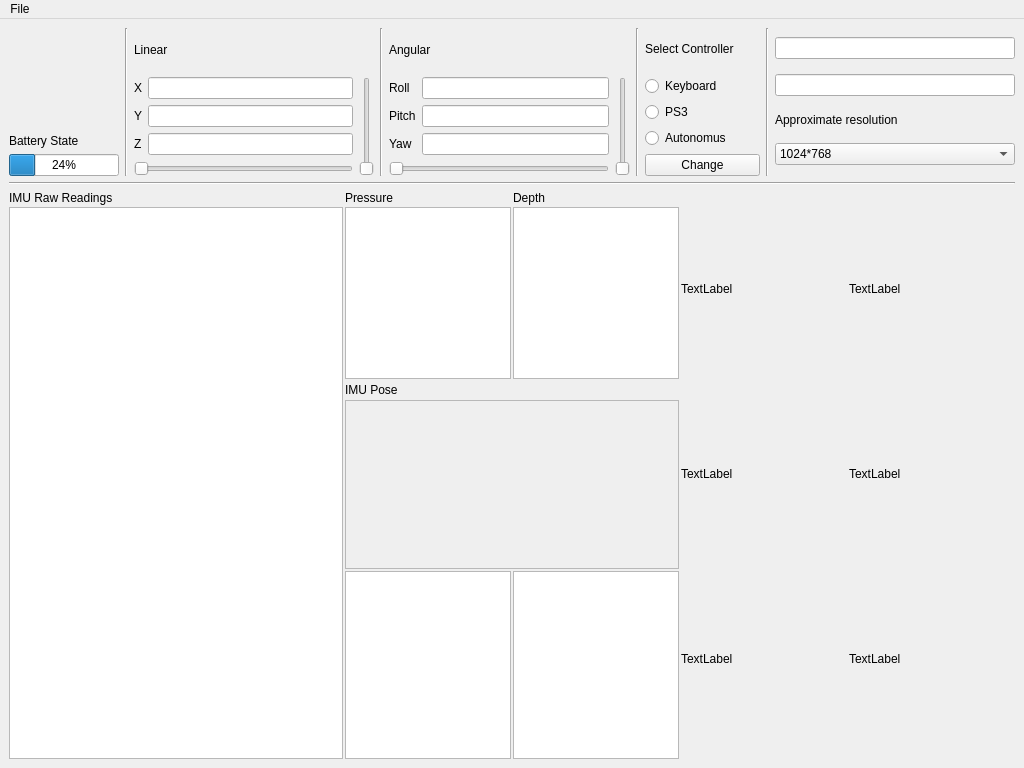
This is UI/QT design/Resizable tentative 1.ui in mcgill-robotics-archive/auv-2014 as Qt 5 draws it before an edit. The edited form follows.
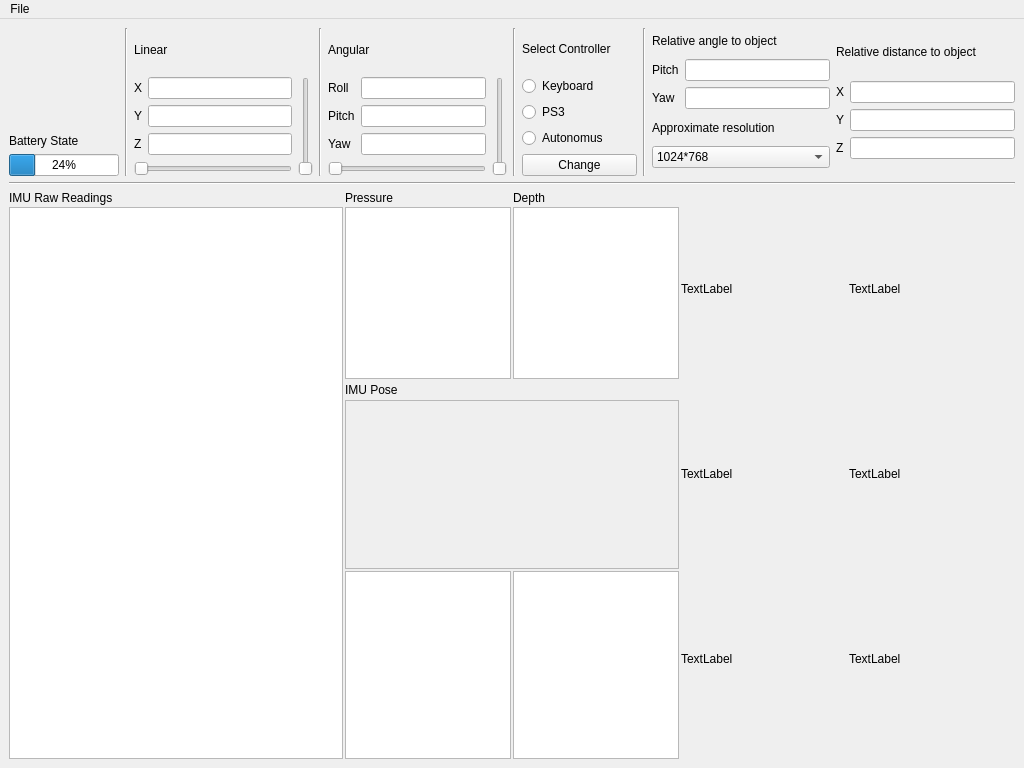
This is the edited form. Icons and pictures are not drawn. Custom widgets are drawn as their Qt base class.

Commit message: added relative distance/angle info from cv

```diff
--- a/UI/QT design/Resizable tentative 1.ui
+++ b/UI/QT design/Resizable tentative 1.ui
@@ -618,10 +618,41 @@
         <item>
          <layout class="QVBoxLayout" name="cv_data">
           <item>
-           <widget class="QLineEdit" name="lineEdit_2"/>
+           <widget class="QLabel" name="label_6">
+            <property name="maximumSize">
+             <size>
+              <width>16777215</width>
+              <height>17</height>
+             </size>
+            </property>
+            <property name="text">
+             <string>Relative angle to object</string>
+            </property>
+           </widget>
           </item>
           <item>
-           <widget class="QLineEdit" name="lineEdit"/>
+           <layout class="QGridLayout" name="gridLayout_3">
+            <item row="0" column="1">
+             <widget class="QLineEdit" name="cv_rel_pitch"/>
+            </item>
+            <item row="1" column="1">
+             <widget class="QLineEdit" name="cv_rel_yaw"/>
+            </item>
+            <item row="1" column="0">
+             <widget class="QLabel" name="label_20">
+              <property name="text">
+               <string>Yaw</string>
+              </property>
+             </widget>
+            </item>
+            <item row="0" column="0">
+             <widget class="QLabel" name="label_21">
+              <property name="text">
+               <string>Pitch</string>
+              </property>
+             </widget>
+            </item>
+           </layout>
           </item>
           <item>
            <widget class="QLabel" name="label_5">
@@ -660,6 +691,57 @@
           </item>
          </layout>
         </item>
+        <item>
+         <layout class="QVBoxLayout" name="verticalLayout_7">
+          <item>
+           <widget class="QLabel" name="label_7">
+            <property name="maximumSize">
+             <size>
+              <width>16777215</width>
+              <height>17</height>
+             </size>
+            </property>
+            <property name="text">
+             <string>Relative distance to object</string>
+            </property>
+           </widget>
+          </item>
+          <item>
+           <layout class="QGridLayout" name="gridLayout">
+            <item row="0" column="1">
+             <widget class="QLineEdit" name="cv_rel_x"/>
+            </item>
+            <item row="2" column="1">
+             <widget class="QLineEdit" name="cv_rel_z"/>
+            </item>
+            <item row="1" column="1">
+             <widget class="QLineEdit" name="cv_rel_y"/>
+            </item>
+            <item row="0" column="0">
+             <widget class="QLabel" name="label_8">
+              <property name="text">
+               <string>X</string>
+              </property>
+             </widget>
+            </item>
+            <item row="1" column="0">
+             <widget class="QLabel" name="label_9">
+              <property name="text">
+               <string>Y</string>
+              </property>
+             </widget>
+            </item>
+            <item row="2" column="0">
+             <widget class="QLabel" name="label_10">
+              <property name="text">
+               <string>Z</string>
+              </property>
+             </widget>
+            </item>
+           </layout>
+          </item>
+         </layout>
+        </item>
        </layout>
       </item>
       <item row="1" column="0">
```
Left out of the diff: 19 changed lines with no effect on the pictures. The commit also changes 4 other files.
